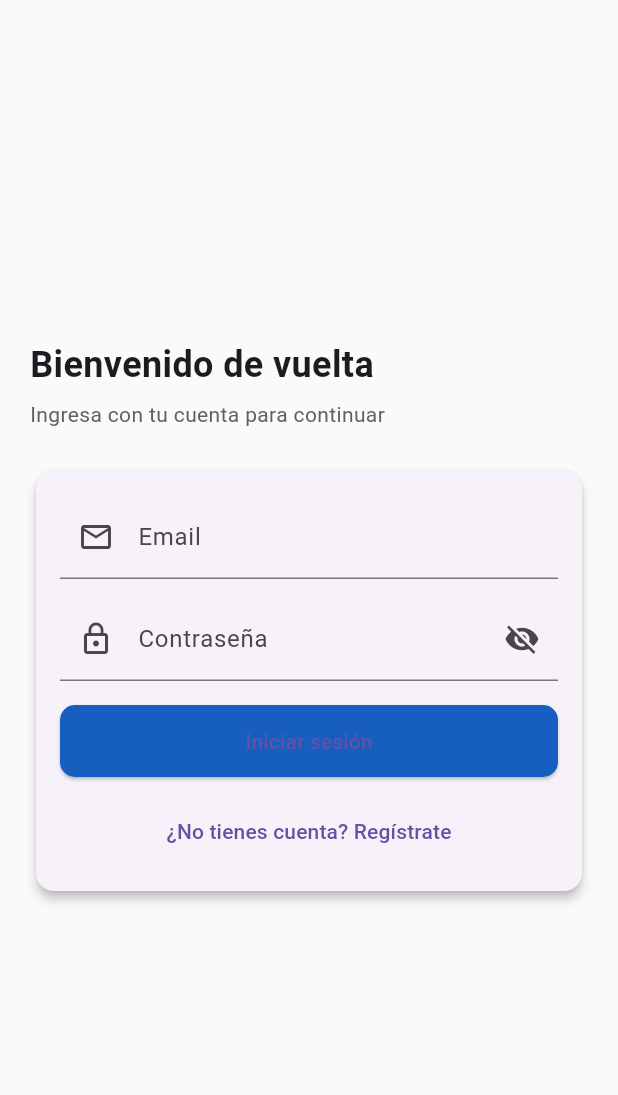
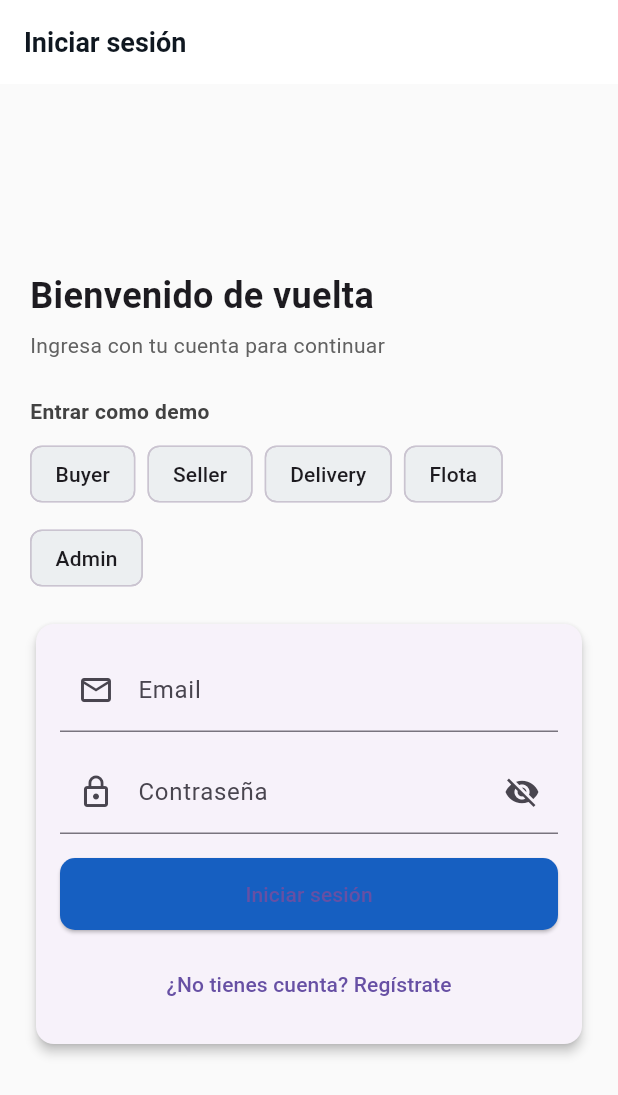
Before and after one commit to iBorsti/ishop, a Flutter app: the screen it shows after launch, on a phone screen of 412 x 824 dp. Shown: the top 1095 px of the screen. Run offline on Flutter 3.47's test engine with Material 3 defaults, Android fonts, the phone set to English and light mode, and no system bars; our stand-ins replace flutter_riverpod, shared_preferences; accounts and stored records are empty.

Commit message:
Añadir funcionalidad de inicio de sesión demo y autocompletar datos de usuario en el registro; mejorar la navegación tras el cierre de sesión.

```diff
--- a/lib/core/auth/services/auth_service.dart
+++ b/lib/core/auth/services/auth_service.dart
@@ -77,6 +77,18 @@ class AuthService {
     return user;
   }
 
+  Future<AppUser> loginDemo(UserRole role) async {
+    await Future.delayed(const Duration(milliseconds: 200));
+    final user = AppUser(
+      id: 'demo_${role.name}_${DateTime.now().millisecondsSinceEpoch}',
+      name: 'Demo ${role.name}',
+      email: '${role.name}@demo.app',
+      role: role,
+    );
+    await _saveUser(user);
+    return user;
+  }
+
   Future<void> logout() async {
     final prefs = await SharedPreferences.getInstance();
     await prefs.remove(_kUserKey);
--- a/lib/features/auth/screens/login_screen.dart
+++ b/lib/features/auth/screens/login_screen.dart
@@ -3,6 +3,7 @@ import 'package:flutter/material.dart';
 import '../../../core/auth/state/auth_controller.dart';
 import '../../../core/theme/app_colors.dart';
 import '../../../core/auth/services/auth_service.dart';
+import '../../../core/auth/models/app_user.dart';
 
 class LoginScreen extends StatefulWidget {
   const LoginScreen({super.key});
@@ -43,9 +44,25 @@ class _LoginScreenState extends State<LoginScreen> {
       );
     } catch (e) {
       final msg = e is AuthException ? e.message : 'No se pudo iniciar sesión';
-      ScaffoldMessenger.of(context).showSnackBar(
-        SnackBar(content: Text(msg)),
-      );
+      ScaffoldMessenger.of(context).showSnackBar(SnackBar(content: Text(msg)));
+    } finally {
+      if (mounted) setState(() => _loading = false);
+    }
+  }
+
+  Future<void> _loginDemo(UserRole role) async {
+    setState(() => _loading = true);
+    try {
+      await _ctrl.loginDemo(role);
+      if (mounted) {
+        ScaffoldMessenger.of(
+          context,
+        ).showSnackBar(SnackBar(content: Text('Sesión demo: ${role.name}')));
+      }
+    } catch (e) {
+      ScaffoldMessenger.of(
+        context,
+      ).showSnackBar(const SnackBar(content: Text('No se pudo iniciar demo')));
     } finally {
       if (mounted) setState(() => _loading = false);
     }
@@ -55,6 +72,16 @@ class _LoginScreenState extends State<LoginScreen> {
   Widget build(BuildContext context) {
     return Scaffold(
       backgroundColor: Colors.grey[50],
+      appBar: AppBar(
+        title: const Text('Iniciar sesión'),
+        leading: Navigator.canPop(context)
+            ? IconButton(
+                icon: const Icon(Icons.arrow_back),
+                onPressed: () => Navigator.maybePop(context),
+              )
+            : null,
+        elevation: 0,
+      ),
       body: SafeArea(
         child: Center(
           child: SingleChildScrollView(
@@ -74,6 +101,46 @@ class _LoginScreenState extends State<LoginScreen> {
                     style: TextStyle(color: Colors.grey[700]),
                   ),
                   const SizedBox(height: 24),
+                  Text(
+                    'Entrar como demo',
+                    style: TextStyle(
+                      fontWeight: FontWeight.w600,
+                      color: Colors.grey[800],
+                    ),
+                  ),
+                  const SizedBox(height: 8),
+                  Wrap(
+                    spacing: 8,
+                    runSpacing: 8,
+                    children: [
+                      _DemoChip(
+                        label: 'Buyer',
+                        onTap: () => _loginDemo(UserRole.buyer),
+                        enabled: !_loading,
+                      ),
+                      _DemoChip(
+                        label: 'Seller',
+                        onTap: () => _loginDemo(UserRole.seller),
+                        enabled: !_loading,
+                      ),
+                      _DemoChip(
+                        label: 'Delivery',
+                        onTap: () => _loginDemo(UserRole.delivery),
+                        enabled: !_loading,
+                      ),
+                      _DemoChip(
+                        label: 'Flota',
+                        onTap: () => _loginDemo(UserRole.fleet),
+                        enabled: !_loading,
+                      ),
+                      _DemoChip(
+                        label: 'Admin',
+                        onTap: () => _loginDemo(UserRole.admin),
+                        enabled: !_loading,
+                      ),
+                    ],
+                  ),
+                  const SizedBox(height: 16),
                   Card(
                     shape: RoundedRectangleBorder(
                       borderRadius: BorderRadius.circular(12),
@@ -165,3 +232,25 @@ class _LoginScreenState extends State<LoginScreen> {
     );
   }
 }
+
+class _DemoChip extends StatelessWidget {
+  final String label;
+  final VoidCallback onTap;
+  final bool enabled;
+
+  const _DemoChip({
+    required this.label,
+    required this.onTap,
+    required this.enabled,
+  });
+
+  @override
+  Widget build(BuildContext context) {
+    return ActionChip(
+      label: Text(label),
+      onPressed: enabled ? onTap : null,
+      backgroundColor: enabled ? Colors.blueGrey[50] : Colors.grey[300],
+      elevation: enabled ? 2 : 0,
+    );
+  }
+}
--- a/lib/features/auth/screens/register_screen.dart
+++ b/lib/features/auth/screens/register_screen.dart
@@ -20,6 +20,15 @@ class _RegisterScreenState extends State<RegisterScreen> {
   UserRole? _selectedRole;
   final _ctrl = AuthController.instance;
   bool _loading = false;
+
+  void _fillDemo() {
+    setState(() {
+      _nameCtrl.text = 'Demo User';
+      _emailCtrl.text = 'demo+buyer@demo.app';
+      _passCtrl.text = 'demo1234';
+      _selectedRole = UserRole.buyer;
+    });
+  }
 
   Future<void> _pickRole() async {
     final res = await Navigator.push<UserRole?>(
@@ -96,6 +105,11 @@ class _RegisterScreenState extends State<RegisterScreen> {
               const SizedBox(height: 16),
               Row(
                 children: [
+                  IconButton(
+                    icon: const Icon(Icons.flash_on),
+                    tooltip: 'Autocompletar demo',
+                    onPressed: _loading ? null : _fillDemo,
+                  ),
                   Expanded(
                     child: OutlinedButton(
                       onPressed: _loading ? null : _pickRole,
```
Also changed, not shown: lib/core/auth/state/auth_controller.dart (+9 -0 lines), lib/core/auth/widgets/logout_button.dart (+9 -1 lines).
